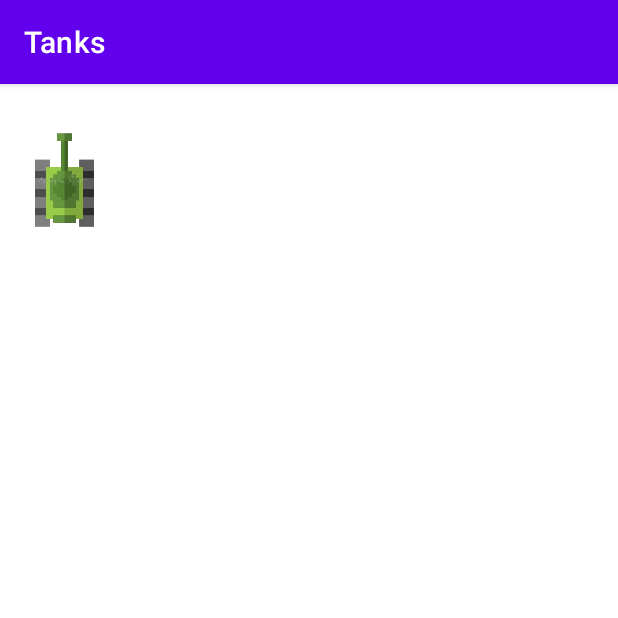
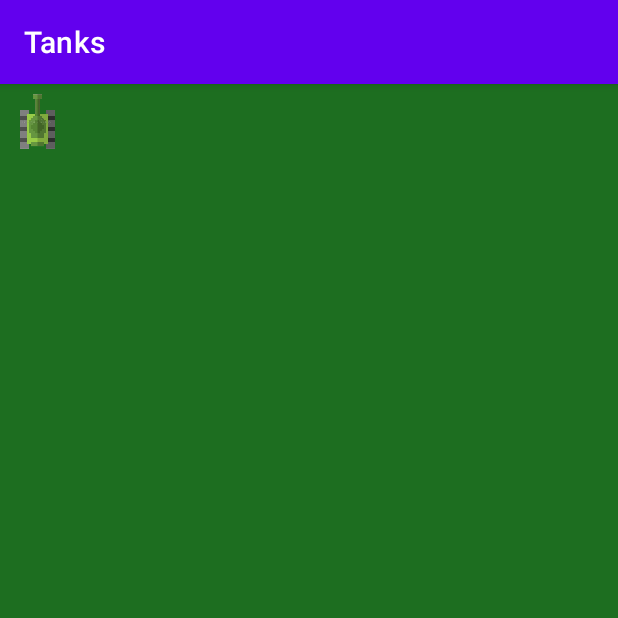
Before and after one commit to birabora/Tank, an Android app: the screen it shows after launch (MainActivity), on a phone screen of 412 x 824 dp, the top half of it. Run offline under Robolectric (Android 15) with nearby library versions, the phone set to English and light mode, and no system bars.

```diff
--- a/app/build.gradle
+++ b/app/build.gradle
@@ -1,6 +1,7 @@
 plugins {
     id 'com.android.application'
     id 'kotlin-android'
+    id 'kotlin-android-extensions'
 }
 
 android {
--- a/app/src/main/res/layout/activity_main.xml
+++ b/app/src/main/res/layout/activity_main.xml
@@ -5,14 +5,15 @@
     android:id="@+id/picture"
     android:layout_width="match_parent"
     android:layout_height="match_parent"
+    android:background="@color/green"
     tools:context=".MainActivity"
 
     >
 
     <ImageView
         android:id="@+id/myTanks"
-        android:layout_width="86dp"
-        android:layout_height="128dp"
+        android:layout_width="50dp"
+        android:layout_height="50dp"
         app:layout_constraintBottom_toBottomOf="parent"
         app:layout_constraintEnd_toEndOf="parent"
         app:layout_constraintHorizontal_bias="0.236"
--- a/app/src/main/res/values/colors.xml
+++ b/app/src/main/res/values/colors.xml
@@ -6,5 +6,12 @@
     <color name="teal_200">#FF03DAC5</color>
     <color name="teal_700">#FF018786</color>
     <color name="black">#FF000000</color>
+
+
+
     <color name="white">#FFFFFFFF</color>
+    <color name="white">#FFFFFFFF</color>
+    <color name="white">#FFFFFFFF</color>
+    <color name="green">#1D6E20</color>
+
 </resources>
--- a/app/src/main/res/values/strings.xml
+++ b/app/src/main/res/values/strings.xml
@@ -1,3 +1,4 @@
 <resources>
     <string name="app_name">Tanks</string>
+    <string name="settings">menu</string>
 </resources>
--- a/build.gradle
+++ b/build.gradle
@@ -7,6 +7,7 @@ buildscript {
     dependencies {
         classpath "com.android.tools.build:gradle:7.0.4"
         classpath "org.jetbrains.kotlin:kotlin-gradle-plugin:1.6.10"
+        classpath "org.jetbrains.kotlin:kotlin-android-extensions:1.6.10"
 
         // NOTE: Do not place your application dependencies here; they belong
         // in the individual module build.gradle files
```
Also changed, not shown: app/src/main/java/com/example/tanks/Bullet.kt (added, +8 -0 lines), app/src/main/java/com/example/tanks/MainActivity.kt (+14 -12 lines), app/src/main/java/com/example/tanks/TankDrawer.kt (added, +11 -0 lines), app/src/main/res/drawable/ic_baseline_edit_24.xml (added, +10 -0 lines), app/src/main/res/menu/settings.xml (added, +13 -0 lines), app/src/main/res/drawable/tanks.jpg (renamed from app/src/main/res/drawable/Tanks.jpg).
